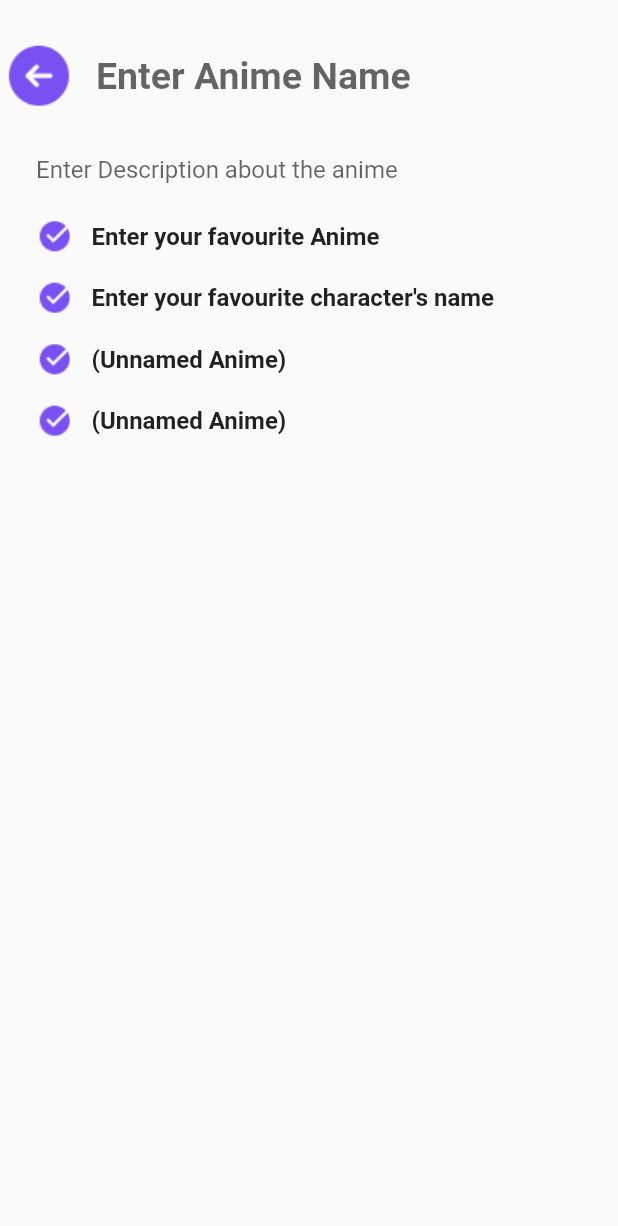
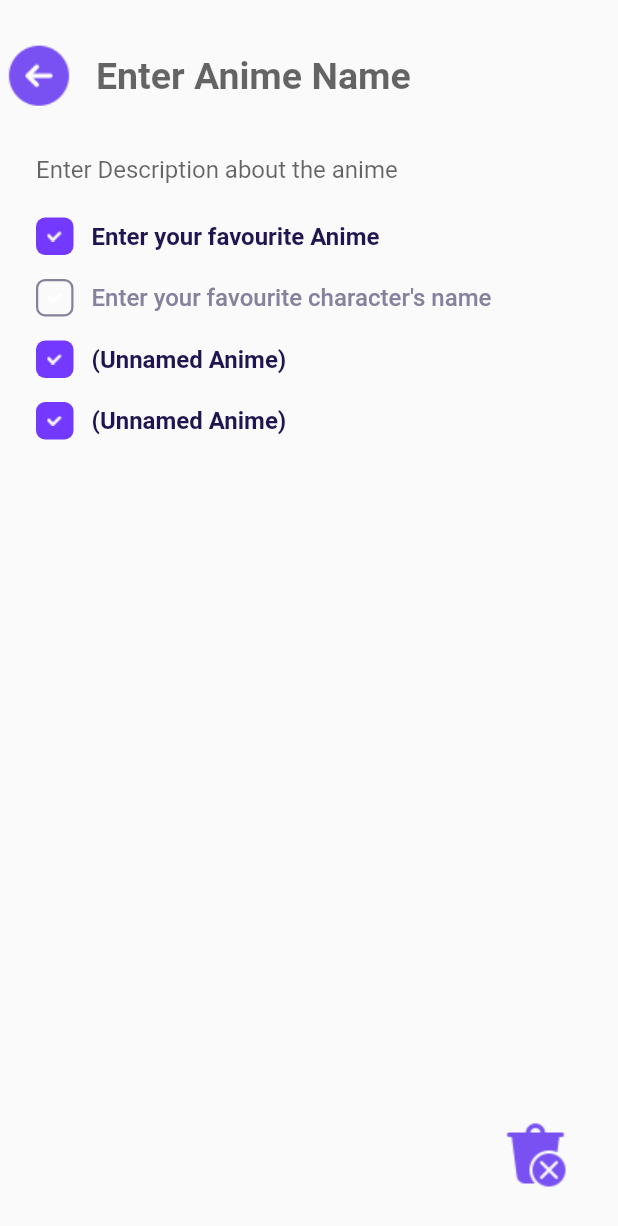
Before and after one commit to SahilRathod17/AnimeList, a Flutter app: the AnimePage screen opened directly, on a phone screen of 412 x 824 dp. Shown: the top 1226 px of the screen. Run offline on Flutter 3.47's test engine with Material 2 defaults, Android fonts, the phone set to English and light mode, and no system bars; Roboto replaces fonts that are missing (Zen_Kurenaido).

Commit message:
Day2 Errors Solved

```diff
--- a/lib/Screens/animepage.dart
+++ b/lib/Screens/animepage.dart
@@ -12,7 +12,9 @@ class AnimePageState extends State<AnimePage> {
     return Scaffold(
       body: SafeArea(
         child: Container(
-          child: Column(
+          child: Stack(
+            children: [
+              Column(
                 crossAxisAlignment: CrossAxisAlignment.start,
                 children: [
                   Padding(
@@ -60,13 +62,42 @@ class AnimePageState extends State<AnimePage> {
                   ),
                   trackwidget(
                     text: "Enter your favourite Anime",
+                    isDone: true,
+                  ),
+                  trackwidget(
+                    text: "Enter your favourite character's name",
                     isDone: false,
                   ),
                   trackwidget(
-                text: "Enter your favourite character's name",
+                    isDone: true,
                   ),
-              trackwidget(),
-              trackwidget(),
+                  trackwidget(
+                    isDone: true,
+                  ),
+                ],
+              ),
+              Positioned(
+                bottom: 25.0,
+                right: 25.0,
+                child: GestureDetector(
+                  onTap: () {
+                    Navigator.push(
+                      context,
+                      MaterialPageRoute(builder: ((context) => AnimePage())),
+                    );
+                  },
+                  child: Container(
+                    width: 60.0,
+                    height: 60.0,
+                    decoration: BoxDecoration(
+                        //color: Color(0xFF7449FE),
+                        ),
+                    child: Image(
+                        image: AssetImage(
+                            "lib/assets/images/icons8-remove-48.png")),
+                  ),
+                ),
+              ),
             ],
           ),
         ),
--- a/lib/Screens/homepage.dart
+++ b/lib/Screens/homepage.dart
@@ -35,6 +35,8 @@ class __homepageState extends State<HomePage> {
                     ),
                   ),
                   Expanded(
+                    child: ScrollConfiguration(
+                      behavior: SB(), //no glow when going max-up or max-downs
                       child: ListView(
                         children: [
                           CardWidget(
@@ -50,6 +52,7 @@ class __homepageState extends State<HomePage> {
                           CardWidget(),
                           CardWidget(),
                         ],
+                      ),
                     ),
                   )
                 ],
@@ -67,9 +70,7 @@ class __homepageState extends State<HomePage> {
                   child: Container(
                     width: 60.0,
                     height: 60.0,
-                    decoration: BoxDecoration(
-                        //color: Color(0xFF7449FE),
-                        ),
+                    decoration: BoxDecoration(),
                     child: Image(
                         image: AssetImage(
                             "lib/assets/images/icons8-add-60(-xhdpi).png")),
--- a/lib/Widget.dart
+++ b/lib/Widget.dart
@@ -60,11 +60,15 @@ class trackwidget extends StatelessWidget {
             width: 25.0,
             height: 25.0,
             decoration: BoxDecoration(
-              //color: isDone ? Color(0xFF7349FE) : Colors.transparent,
-              borderRadius: BorderRadius.circular(6.0),
-            ),
-            child: Image(
-                image: AssetImage('lib/assets/images/icons8-checkmark-24.png')),
+                color: isDone! ? Color(0xFF7439FE) : Colors.transparent,
+                borderRadius: BorderRadius.circular(6.0),
+                border: isDone!
+                    ? null
+                    : Border.all(
+                        color: Color(0xFF86829D),
+                        width: 1.5,
+                      )),
+            child: Image(image: AssetImage('lib/assets/images/check_icon.png')),
           ),
           SizedBox(
             width: 12,
@@ -72,8 +76,9 @@ class trackwidget extends StatelessWidget {
           Text(
             text ?? "(Unnamed Anime)",
             style: TextStyle(
+              color: isDone! ? Color(0xFF211551) : Color(0xFF86829D),
               fontSize: 16.0,
-              fontWeight: FontWeight.bold,
+              fontWeight: isDone! ? FontWeight.bold : FontWeight.w500,
             ),
           ),
         ],
@@ -81,3 +86,11 @@ class trackwidget extends StatelessWidget {
     );
   }
 }
+
+class SB extends ScrollBehavior {
+  @override
+  Widget buildViewportChrome(
+      BuildContext context, Widget child, AxisDirection axisDirection) {
+    return child;
+  }
+}
```
Also changed, not shown: lib/assets/images/check_icon.png (added). Lines whose indentation alone changed are shown as unchanged.
